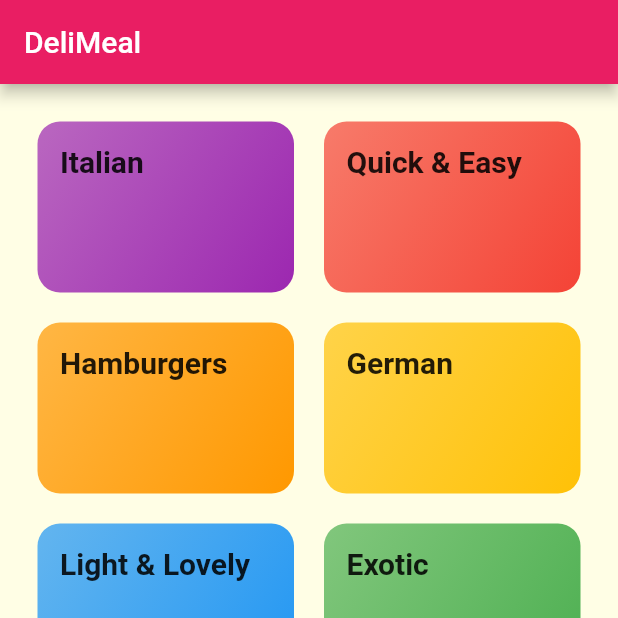
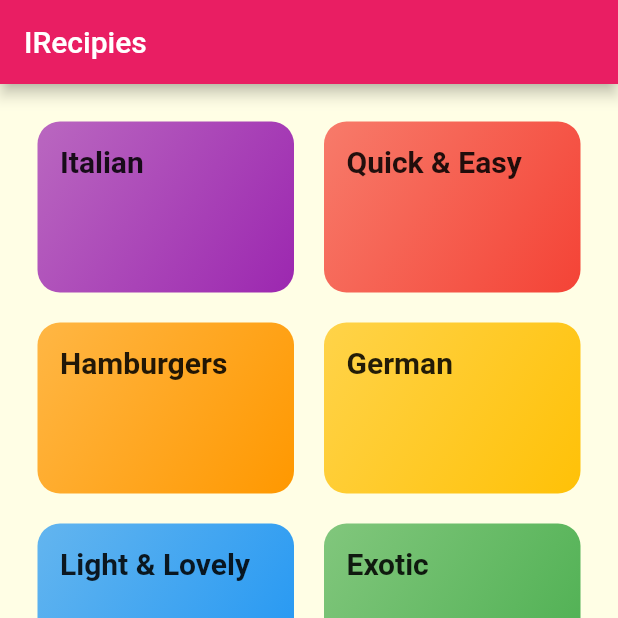
Before and after one commit to joshNic/IRecipies, a Flutter app: the screen it shows after launch, on a phone screen of 412 x 824 dp, the top half of it. Run offline on Flutter 3.47's test engine with Material 2 defaults, Android fonts, the phone set to English and light mode, and no system bars; Roboto replaces fonts that are missing (Raleway, RobotoCondensed).

Commit message:
add fonts

```diff
--- a/lib/categories_screen.dart
+++ b/lib/categories_screen.dart
@@ -8,7 +8,7 @@ class CategoriesScreen extends StatelessWidget {
   Widget build(BuildContext context) {
     return Scaffold(
       appBar: AppBar(
-        title: const Text('DeliMeal'),
+        title: const Text('IRecipies'),
       ),
       body: GridView(
         padding: const EdgeInsets.all(25),
```
Also changed, not shown: assets/fonts/Raleway-Black.ttf (added), assets/fonts/Raleway-Bold.ttf (added), assets/fonts/Raleway-Regular.ttf (added), assets/fonts/RobotoCondensed-Bold.ttf (added), assets/fonts/RobotoCondensed-Italic.ttf (added), assets/fonts/RobotoCondensed-Light.ttf (added), assets/fonts/RobotoCondensed-Regular.ttf (added).
